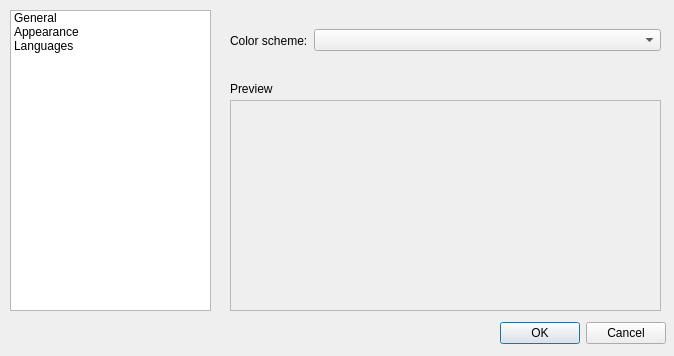
The window that src/ui/frmpreferences.ui (notepadqq/notepadqq) describes before a commit, drawn with Qt 5.
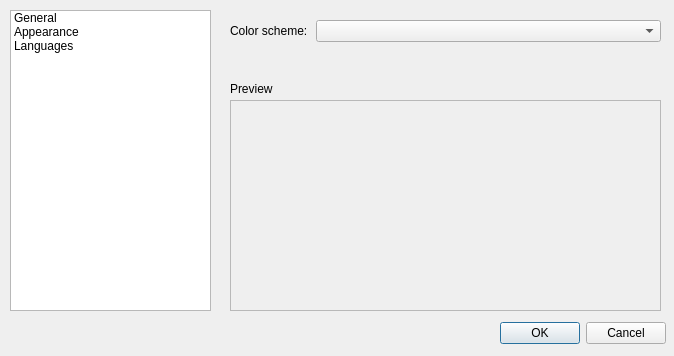
The same window after the commit. Icons and pictures are not drawn.

Commit message: Align color scheme combobox

```diff
--- a/src/ui/frmpreferences.ui
+++ b/src/ui/frmpreferences.ui
@@ -81,34 +81,6 @@
     </widget>
    </widget>
    <widget class="QWidget" name="page_3">
-    <widget class="QWidget" name="horizontalLayoutWidget">
-     <property name="geometry">
-      <rect>
-       <x>10</x>
-       <y>10</y>
-       <width>431</width>
-       <height>41</height>
-      </rect>
-     </property>
-     <layout class="QHBoxLayout" name="horizontalLayout">
-      <item>
-       <widget class="QLabel" name="label_2">
-        <property name="sizePolicy">
-         <sizepolicy hsizetype="Fixed" vsizetype="Preferred">
-          <horstretch>0</horstretch>
-          <verstretch>0</verstretch>
-         </sizepolicy>
-        </property>
-        <property name="text">
-         <string>Color scheme:</string>
-        </property>
-       </widget>
-      </item>
-      <item>
-       <widget class="QComboBox" name="cmbColorScheme"/>
-      </item>
-     </layout>
-    </widget>
     <widget class="QLabel" name="label_3">
      <property name="geometry">
       <rect>
@@ -155,6 +127,57 @@
       </property>
      </layout>
     </widget>
+    <widget class="QWidget" name="verticalLayoutWidget">
+     <property name="geometry">
+      <rect>
+       <x>10</x>
+       <y>10</y>
+       <width>431</width>
+       <height>51</height>
+      </rect>
+     </property>
+     <layout class="QVBoxLayout" name="verticalLayout_2">
+      <property name="spacing">
+       <number>0</number>
+      </property>
+      <item>
+       <layout class="QHBoxLayout" name="horizontalLayout">
+        <property name="spacing">
+         <number>8</number>
+        </property>
+        <item>
+         <widget class="QLabel" name="label_2">
+          <property name="sizePolicy">
+           <sizepolicy hsizetype="Fixed" vsizetype="Preferred">
+            <horstretch>0</horstretch>
+            <verstretch>0</verstretch>
+           </sizepolicy>
+          </property>
+          <property name="text">
+           <string>Color scheme:</string>
+          </property>
+         </widget>
+        </item>
+        <item>
+         <widget class="QComboBox" name="cmbColorScheme"/>
+        </item>
+       </layout>
+      </item>
+      <item>
+       <spacer name="verticalSpacer">
+        <property name="orientation">
+         <enum>Qt::Vertical</enum>
+        </property>
+        <property name="sizeHint" stdset="0">
+         <size>
+          <width>20</width>
+          <height>40</height>
+         </size>
+        </property>
+       </spacer>
+      </item>
+     </layout>
+    </widget>
    </widget>
    <widget class="QWidget" name="page_2">
     <widget class="QCheckBox" name="chkLanguages_useDefaultSettings">
```
